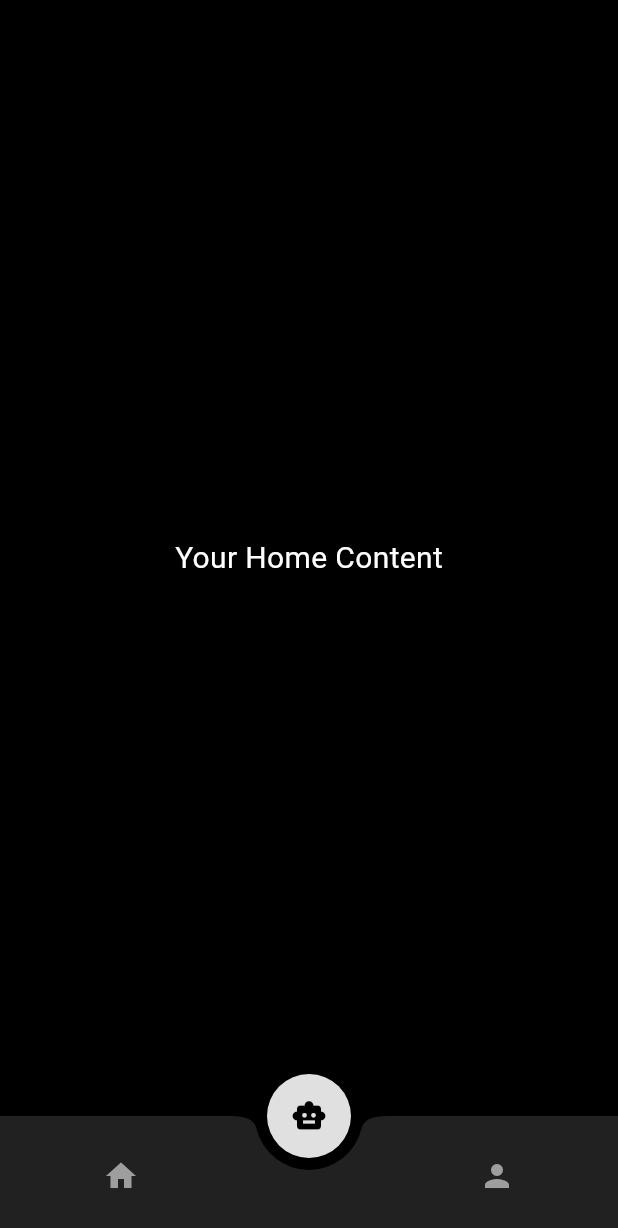
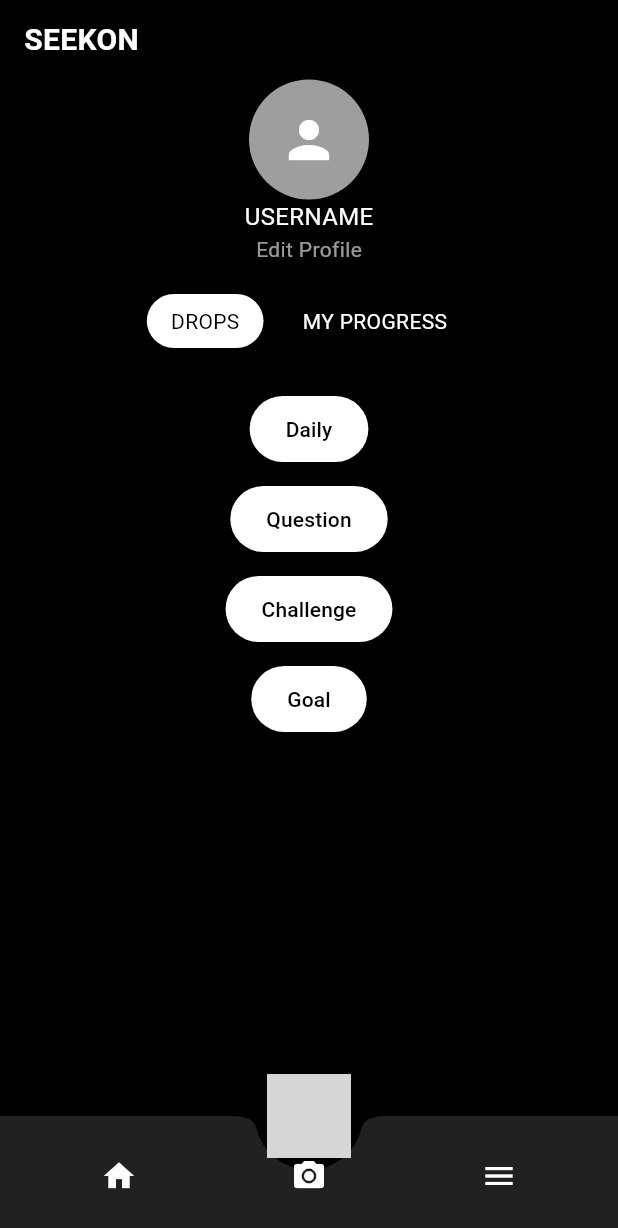
Before and after one commit to Ibragim1996/blog_ai_ap, a Flutter app: the screen it shows after launch, after a tap on "Sign In", on a phone screen of 412 x 824 dp. Shown: the top 1228 px of the screen. Run offline on Flutter 3.47's test engine with Material 3 defaults, Android fonts, the phone set to English and light mode, and no system bars; statements that could not run were skipped; grey boxes are pictures that could not be loaded.

Commit message:
Save working version with login and home screens

```diff
--- /dev/null
+++ b/lib/home_screen.dart
@@ -0,0 +1,135 @@
+import 'package:flutter/material.dart';
+
+class TabbedHomeScreen extends StatefulWidget {
+  const TabbedHomeScreen({super.key});
+
+  @override
+  State<TabbedHomeScreen> createState() => _TabbedHomeScreenState();
+}
+
+class _TabbedHomeScreenState extends State<TabbedHomeScreen> {
+  int _selectedTabIndex = 0;
+
+  @override
+  Widget build(BuildContext context) {
+    return Scaffold(
+      backgroundColor: Colors.black,
+      body: SafeArea(
+        child: Column(
+          children: [
+            const SizedBox(height: 12),
+            const Padding(
+              padding: EdgeInsets.symmetric(horizontal: 16.0),
+              child: Row(
+                mainAxisAlignment: MainAxisAlignment.spaceBetween,
+                children: [
+                  Text("SEEKON", style: TextStyle(color: Colors.white, fontSize: 20, fontWeight: FontWeight.bold)),
+                ],
+              ),
+            ),
+            const SizedBox(height: 12),
+            const CircleAvatar(radius: 40, backgroundColor: Colors.grey, child: Icon(Icons.person, size: 40, color: Colors.white)),
+            const Text("USERNAME", style: TextStyle(color: Colors.white, fontSize: 16)),
+            const Text("Edit Profile", style: TextStyle(color: Colors.white60, fontSize: 14)),
+            const SizedBox(height: 20),
+            Row(
+              mainAxisAlignment: MainAxisAlignment.center,
+              children: [
+                _buildTabItem(title: 'DROPS', index: 0),
+                const SizedBox(width: 10),
+                _buildTabItem(title: 'MY PROGRESS', index: 1),
+              ],
+            ),
+            const SizedBox(height: 24),
+            if (_selectedTabIndex == 0) _buildDrops() else _buildProgress(),
+          ],
+        ),
+      ),
+      floatingActionButton: _buildAiButton(),
+      floatingActionButtonLocation: FloatingActionButtonLocation.centerDocked,
+      bottomNavigationBar: _buildBottomAppBar(),
+    );
+  }
+
+Widget _buildFeatureButton(String label) {
+  return Padding(
+    padding: const EdgeInsets.symmetric(vertical: 6),
+    child: ElevatedButton(
+      onPressed: () {
+        // Handle feature tap
+      },
+      style: ElevatedButton.styleFrom(
+        backgroundColor: Colors.white,
+        foregroundColor: Colors.black,
+        padding: const EdgeInsets.symmetric(horizontal: 24, vertical: 12),
+        shape: RoundedRectangleBorder(borderRadius: BorderRadius.circular(24)),
+      ),
+      child: Text(label),
+    ),
+  );
+}
+
+  Widget _buildBottomAppBar() {
+    return BottomAppBar(
+      color: Colors.grey[900],
+      shape: const CircularNotchedRectangle(),
+      notchMargin: 8.0,
+      child: SizedBox(
+        height: 60,
+        child: Row(
+          mainAxisAlignment: MainAxisAlignment.spaceAround,
+          children: const [
+            Icon(Icons.home, color: Colors.white),
+            Icon(Icons.camera_alt, color: Colors.white), // Center camera icon
+            Icon(Icons.menu, color: Colors.white),
+          ],
+        ),
+      ),
+    );
+  }
+
+  Widget _buildTabItem({required String title, required int index}) {
+    final bool isSelected = _selectedTabIndex == index;
+    return GestureDetector(
+      onTap: () => setState(() => _selectedTabIndex = index),
+      child: Container(
+        padding: const EdgeInsets.symmetric(horizontal: 16, vertical: 8),
+        decoration: BoxDecoration(
+          color: isSelected ? Colors.white : Colors.transparent,
+          borderRadius: BorderRadius.circular(20),
+        ),
+        child: Text(title, style: TextStyle(color: isSelected ? Colors.black : Colors.white)),
+      ),
+    );
+  }
+
+  Widget _buildDrops() {
+    return Column(
+      children: [
+        _buildFeatureButton("Daily"),
+        _buildFeatureButton("Question"),
+        _buildFeatureButton("Challenge"),
+        _buildFeatureButton("Goal"),
+      ],
+    );
+  }
+
+  Widget _buildProgress() {
+    return const Text("No entries yet", style: TextStyle(color: Colors.white70));
+  }
+
+  Widget _buildFeatureButton(String label) {
+    return Padding(
+      padding: const EdgeInsets.symmetric(vertical: 6),
+      child: ElevatedButton(
+        onPressed: () {},
+        style: ElevatedButton.styleFrom(
+          backgroundColor: Colors.white,
+          foregroundColor: Colors.black,
+          padding: const EdgeInsets.symmetric(horizontal: 40, vertical: 12),
+        ),
+        child: Text(label),
+      ),
+    );
+  }
+}
--- /dev/null
+++ b/lib/login_screen.dart
@@ -0,0 +1,97 @@
+import 'package:flutter/material.dart';
+import 'home_screen.dart';
+
+class LoginScreen extends StatefulWidget {
+  const LoginScreen({super.key});
+
+  @override
+  State<LoginScreen> createState() => _LoginScreenState();
+}
+
+class _LoginScreenState extends State<LoginScreen> {
+  bool showLogin = true;
+
+  void _navigateToHome() {
+    Navigator.pushReplacement(
+      context,
+      MaterialPageRoute(builder: (context) => const TabbedHomeScreen()),
+    );
+  }
+
+  @override
+  Widget build(BuildContext context) {
+    return Scaffold(
+      backgroundColor: Colors.black,
+      body: Padding(
+        padding: const EdgeInsets.all(24.0),
+        child: Center(
+          child: Column(
+            mainAxisAlignment: MainAxisAlignment.center,
+            children: [
+              const Text(
+                'Welcome to SEEKON',
+                style: TextStyle(
+                  color: Colors.white,
+                  fontSize: 26,
+                  fontWeight: FontWeight.bold,
+                ),
+              ),
+              const SizedBox(height: 30),
+              TextField(
+                style: const TextStyle(color: Colors.white),
+                decoration: InputDecoration(
+                  hintText: 'Email',
+                  hintStyle: const TextStyle(color: Colors.white70),
+                  filled: true,
+                  fillColor: Colors.white10,
+                  border: OutlineInputBorder(borderRadius: BorderRadius.circular(12)),
+                ),
+              ),
+              const SizedBox(height: 16),
+              TextField(
+                obscureText: true,
+                style: const TextStyle(color: Colors.white),
+                decoration: InputDecoration(
+                  hintText: 'Password',
+                  hintStyle: const TextStyle(color: Colors.white70),
+                  filled: true,
+                  fillColor: Colors.white10,
+                  border: OutlineInputBorder(borderRadius: BorderRadius.circular(12)),
+                ),
+              ),
+              const SizedBox(height: 24),
+              Row(
+                mainAxisAlignment: MainAxisAlignment.center,
+                children: [
+                  ElevatedButton(
+                    onPressed: _navigateToHome,
+                    style: ElevatedButton.styleFrom(
+                      backgroundColor: Colors.white,
+                      foregroundColor: Colors.black,
+                      padding: const EdgeInsets.symmetric(horizontal: 30, vertical: 14),
+                    ),
+                    child: const Text('Sign In'),
+                  ),
+                  const SizedBox(width: 20),
+                  OutlinedButton(
+                    onPressed: () {
+                      setState(() {
+                        showLogin = !showLogin;
+                      });
+                    },
+                    style: OutlinedButton.styleFrom(
+                      side: const BorderSide(color: Colors.white),
+                      foregroundColor: Colors.white,
+                      padding: const EdgeInsets.symmetric(horizontal: 30, vertical: 14),
+                    ),
+                    child: Text(showLogin ? 'Register' : 'Back'),
+                  ),
+                ],
+              ),
+            ],
+          ),
+        ),
+      ),
+    );
+  }
+}
--- a/lib/main.dart
+++ b/lib/main.dart
@@ -1,5 +1,6 @@
 import 'package:flutter/material.dart';
-import 'package:vector_math/vector_math_64.dart' show Matrix4, Vector3;
+import 'home_screen.dart';
+import 'login_screen.dart';
 
 void main() {
   runApp(const MyApp());
@@ -12,153 +13,9 @@ class MyApp extends StatelessWidget {
   Widget build(BuildContext context) {
     return MaterialApp(
       debugShowCheckedModeBanner: false,
-      title: 'Wanderer App',
+      title: 'Seekon',
       theme: ThemeData.dark(),
       home: const LoginScreen(),
     );
   }
 }
-
-class LoginScreen extends StatelessWidget {
-  const LoginScreen({super.key});
-
-  void _navigateToRegister(BuildContext context) {
-    Navigator.push(
-      context,
-      MaterialPageRoute(builder: (context) => const RegisterScreen()),
-    );
-  }
-
-  void _login(BuildContext context) {
-    Navigator.pushReplacement(
-      context,
-      MaterialPageRoute(builder: (context) => const HomeScreen()),
-    );
-  }
-
-  @override
-  Widget build(BuildContext context) {
-    return Scaffold(
-      backgroundColor: Colors.black,
-      body: Padding(
-        padding: const EdgeInsets.all(24.0),
-        child: Column(
-          mainAxisAlignment: MainAxisAlignment.center,
-          children: [
-            const CircleAvatar(
-              radius: 48,
-              backgroundColor: Colors.white24,
-              child: Icon(Icons.person, size: 48, color: Colors.white),
-            ),
-            const SizedBox(height: 20),
-            const TextField(
-              decoration: InputDecoration(
-                labelText: 'Email',
-                border: OutlineInputBorder(),
-              ),
-            ),
-            const SizedBox(height: 16),
-            const TextField(
-              obscureText: true,
-              decoration: InputDecoration(
-                labelText: 'Password',
-                border: OutlineInputBorder(),
-              ),
-            ),
-            const SizedBox(height: 24),
-            ElevatedButton(
-              onPressed: () => _login(context),
-              child: const Text('Sign In'),
-            ),
-            TextButton(
-              onPressed: () => _navigateToRegister(context),
-              child: const Text("Don't have an account? Register"),
-            ),
-          ],
-        ),
-      ),
-    );
-  }
-}
-
-class RegisterScreen extends StatelessWidget {
-  const RegisterScreen({super.key});
-
-  @override
-  Widget build(BuildContext context) {
-    return Scaffold(
-      appBar: AppBar(title: const Text('Register')),
-      body: const Center(
-        child: Text('Register Screen'),
-      ),
-    );
-  }
-}
-
-class HomeScreen extends StatefulWidget {
-  const HomeScreen({super.key});
-
-  @override
-  State<HomeScreen> createState() => _HomeScreenState();
-}
-
-class _HomeScreenState extends State<HomeScreen> {
-  int _currentIndex = 1; // Start with AI tab selected
-
-  @override
-  Widget build(BuildContext context) {
-    return Scaffold(
-      backgroundColor: Colors.black,
-      bottomNavigationBar: BottomAppBar(
-        color: Colors.grey[900],
-        shape: const CircularNotchedRectangle(),
-        notchMargin: 8,
-        child: SizedBox(
-          height: 60,
-          child: Row(
-            mainAxisAlignment: MainAxisAlignment.spaceAround,
-            children: [
-              IconButton(
-                icon: Icon(Icons.home,
-                    color: _currentIndex == 0 ? Colors.white : Colors.grey),
-                onPressed: () => setState(() => _currentIndex = 0),
-              ),
-              const SizedBox(width: 40), // space for center AI button
-              IconButton(
-                icon: Icon(Icons.person,
-                    color: _currentIndex == 2 ? Colors.white : Colors.grey),
-                onPressed: () => setState(() => _currentIndex = 2),
-              ),
-            ],
-          ),
-        ),
-      ),
-      floatingActionButtonLocation: FloatingActionButtonLocation.centerDocked,
-      floatingActionButton: GestureDetector(
-        onTap: () {
-          // AI challenge popup can be shown here
-        },
-        child: Container(
-          padding: const EdgeInsets.all(16),
-          decoration: BoxDecoration(
-            color: Colors.grey[300],
-            shape: BoxShape.circle,
-            boxShadow: [
-              BoxShadow(
-                color: Colors.black.withOpacity(0.3),
-                blurRadius: 8,
-              )
-            ],
-          ),
-          child: const Icon(Icons.smart_toy, color: Colors.black),
-        ),
-      ),
-      body: const Center(
-        child: Text(
-          'Your Home Content',
-          style: TextStyle(color: Colors.white, fontSize: 20),
-        ),
-      ),
-    );
-  }
-}
--- a/pubspec.yaml
+++ b/pubspec.yaml
@@ -34,6 +34,7 @@ dependencies:
   # The following adds the Cupertino Icons font to your application.
   # Use with the CupertinoIcons class for iOS style icons.
   cupertino_icons: ^1.0.8
+  vector_math: ^2.1.4
 
 dev_dependencies:
   flutter_test:
```
Also changed, not shown: pubspec.lock.
